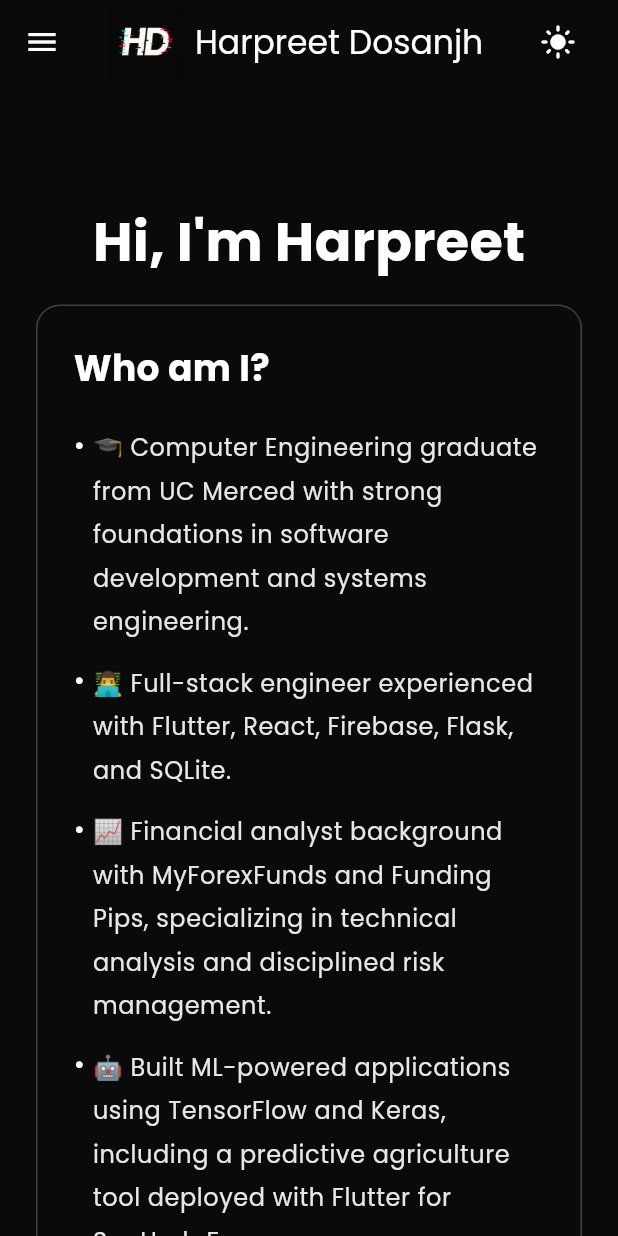
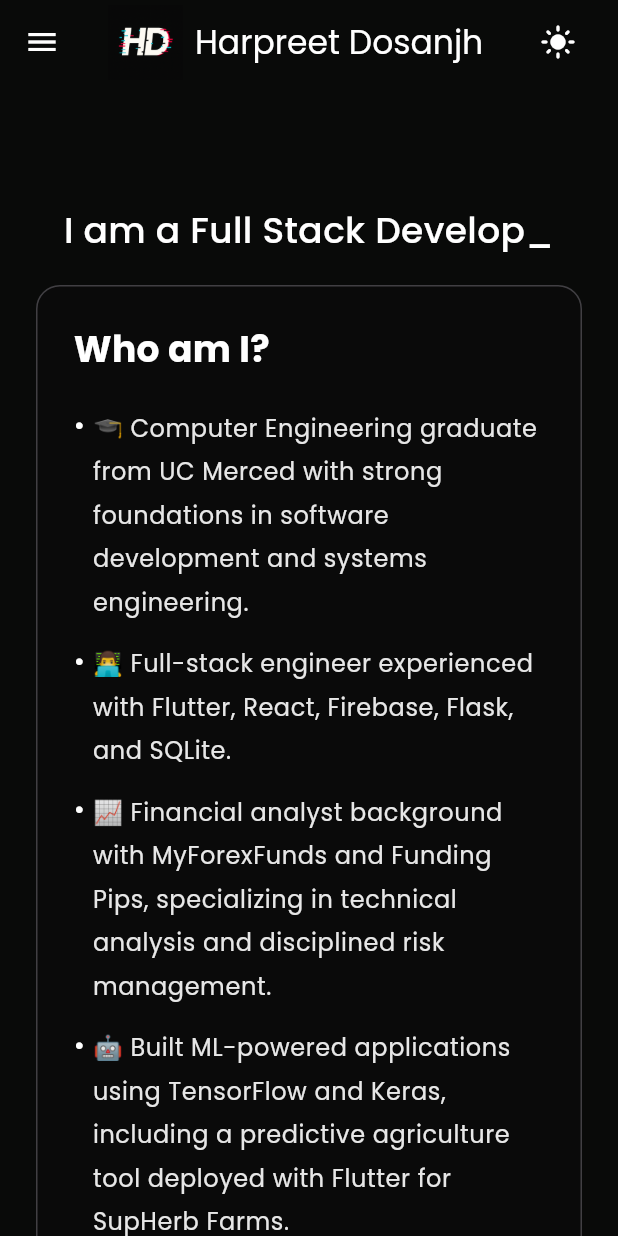
Before and after one commit to c7harry/Portfolio, a Flutter app: the screen it shows after launch, on a phone screen of 412 x 824 dp. Run offline on Flutter 3.47's test engine with Material 3 defaults, Android fonts, the phone set to English and light mode, and no system bars; drawn by our look-alikes of flutter_animate; our stand-ins replace google_fonts.

Commit message:
changed layout

```diff
--- a/lib/pages/about.dart
+++ b/lib/pages/about.dart
@@ -75,19 +75,40 @@
       child: Column(
         crossAxisAlignment: CrossAxisAlignment.center,
         children: [
-          Text(
-            "Hi, I'm Harpreet",
-            style: GoogleFonts.poppins(
-              fontSize: 36,
-              fontWeight: FontWeight.bold,
-              color: titleColor,
-            ),
-          ).animate().fadeIn().slideY(begin: 0.2),
+          Row(
+            mainAxisAlignment: MainAxisAlignment.center,
+            children: [
+              Text(
+                "I am a ",
+                style: GoogleFonts.poppins(
+                  fontSize: 24,
+                  fontWeight: FontWeight.w500,
+                  color: textColor,
+                ),
+              ),
+              Text(
+                displayedText,
+                style: GoogleFonts.poppins(
+                  fontSize: 24,
+                  fontWeight: FontWeight.w500,
+                  color: theme.colorScheme.primary,
+                ),
+              ),
+              Text(
+                "_",
+                style: GoogleFonts.poppins(
+                  fontSize: 24,
+                  fontWeight: FontWeight.w500,
+                  color: theme.colorScheme.primary,
+                ),
+              ),
+            ],
+          ),
 
-          const SizedBox(height: 16),
+          const SizedBox(height: 20),
 
           Container(
-            width: 700,
+            width: 900,
             padding: const EdgeInsets.all(24),
             decoration: BoxDecoration(
               color: cardColor,
@@ -139,38 +160,6 @@
                 .fadeIn()
                 .scaleXY(begin: 0.9)
                 .slideY(begin: 0.2),
-          ),
-
-          const SizedBox(height: 40),
-
-          Row(
-            mainAxisAlignment: MainAxisAlignment.center,
-            children: [
-              Text(
-                "I am a ",
-                style: GoogleFonts.poppins(
-                  fontSize: 24,
-                  fontWeight: FontWeight.w500,
-                  color: textColor,
-                ),
-              ),
-              Text(
-                displayedText,
-                style: GoogleFonts.poppins(
-                  fontSize: 24,
-                  fontWeight: FontWeight.w500,
-                  color: theme.colorScheme.primary,
-                ),
-              ),
-              Text(
-                "_",
-                style: GoogleFonts.poppins(
-                  fontSize: 24,
-                  fontWeight: FontWeight.w500,
-                  color: theme.colorScheme.primary,
-                ),
-              ),
-            ],
           ),
 
           const SizedBox(height: 40),
```
Also changed, not shown: lib/pages/header.dart (+0 -18 lines).
